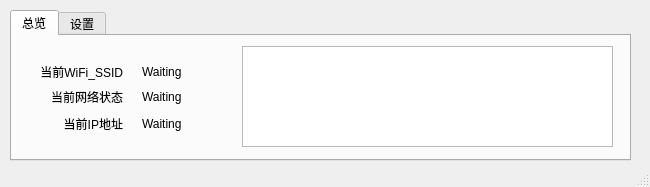
First picture: the form in mainwindow.ui, repository nanjo712/BUPT-Network-Control-Panel, before the edit.
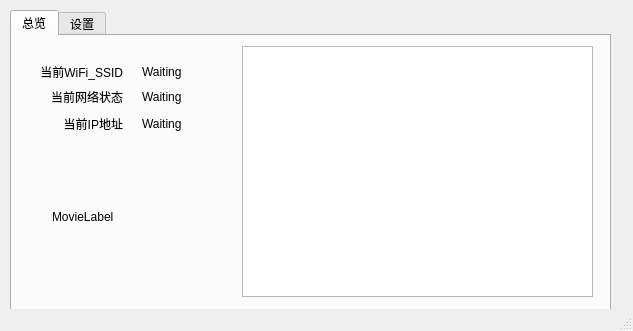
Second picture: the form after the edit. The open tabs and pages were chosen to show the change.

Commit message: feat: add icon and gif movie

```diff
--- a/mainwindow.ui
+++ b/mainwindow.ui
@@ -6,8 +6,8 @@
    <rect>
     <x>0</x>
     <y>0</y>
-    <width>650</width>
-    <height>187</height>
+    <width>633</width>
+    <height>331</height>
    </rect>
   </property>
   <property name="windowTitle">
@@ -19,8 +19,8 @@
      <rect>
       <x>10</x>
       <y>10</y>
-      <width>621</width>
-      <height>151</height>
+      <width>601</width>
+      <height>301</height>
      </rect>
     </property>
     <property name="layoutDirection">
@@ -131,14 +131,27 @@
        <rect>
         <x>230</x>
         <y>10</y>
-        <width>371</width>
-        <height>101</height>
+        <width>351</width>
+        <height>251</height>
        </rect>
       </property>
       <property name="styleSheet">
        <string notr="true"/>
       </property>
      </widget>
+     <widget class="QLabel" name="MovieLabel_1">
+      <property name="geometry">
+       <rect>
+        <x>40</x>
+        <y>110</y>
+        <width>161</width>
+        <height>141</height>
+       </rect>
+      </property>
+      <property name="text">
+       <string>MovieLabel</string>
+      </property>
+     </widget>
     </widget>
     <widget class="QWidget" name="SettingTab">
      <attribute name="title">
```
Left out of the diff: 19 changed lines with no effect on the pictures. The commit also changes 5 other files.
